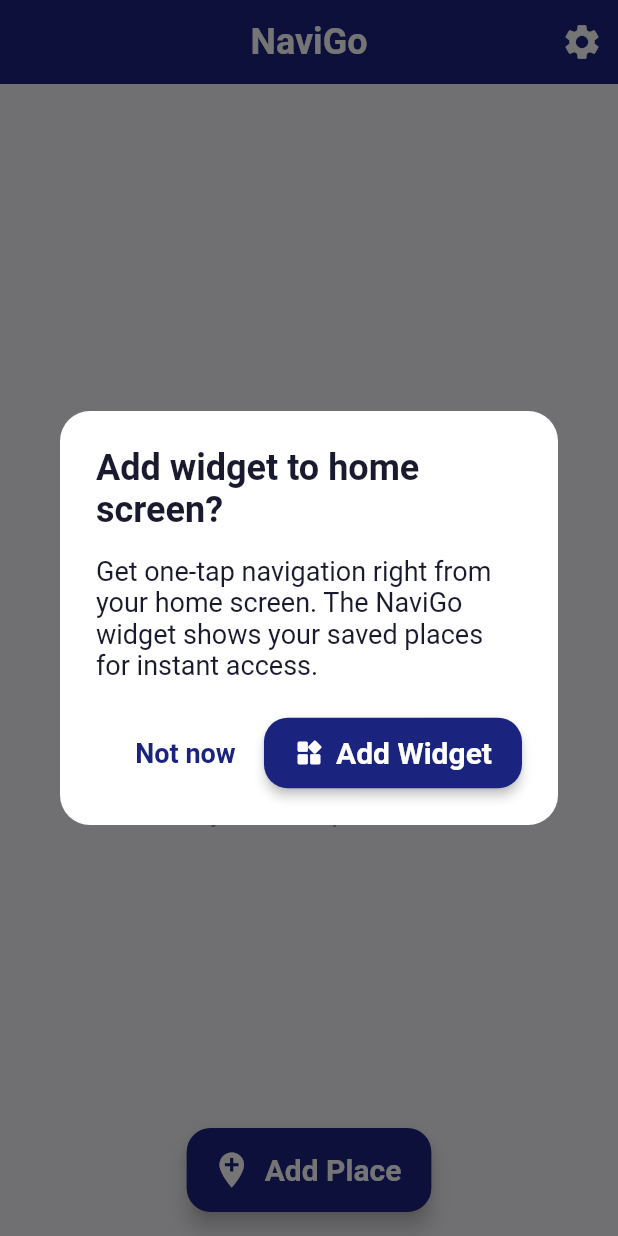
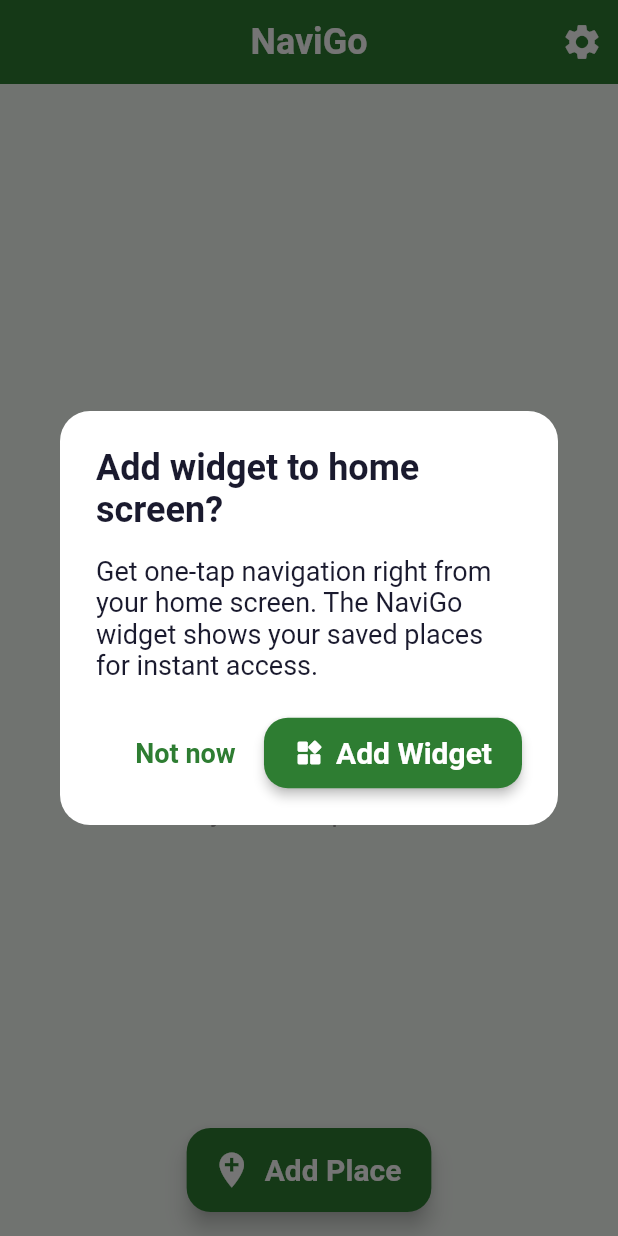
Before and after one commit to navigo-widget/location-shortcut-widget, a Flutter app: the screen it shows after launch, after a tap on "Add Place", on a phone screen of 412 x 824 dp. Run offline on Flutter 3.47's test engine with Material 3 defaults, Android fonts, the phone set to English and light mode, and no system bars; our stand-ins replace flutter_riverpod, go_router, hive_ce, hive_ce_flutter, share_plus; missing offline and left inert: home_widget; accounts and stored records are empty; generated files the repository leaves out were written again.

Commit message:
Apply metallic green theme across app and icon
Replace the indigo-blue brand palette with a metallic forest-green scheme:
- Brand primary: #2E7D32, light: #388E3C, surface: #1B5E20
- Dark mode: mint green (#69F0AE) primary, deep green surfaces/cards
- App icon background: #1B5E20, arrow accent: #A5D6A7 (mint)
- Frosted glass widget icon tint: #1B5E20
- Settings widget-style selected highlight: #E8F5E9 (light green)

Co-Authored-By: Claude Sonnet 4.6 <noreply@anthropic.com>

```diff
--- a/lib/screens/settings_screen.dart
+++ b/lib/screens/settings_screen.dart
@@ -415,7 +415,7 @@ class _WidgetStyleCard extends StatelessWidget {
             width: isSelected ? 2.5 : 1,
           ),
           color: isSelected
-              ? const Color(0xFFE3F2FD)
+              ? const Color(0xFFE8F5E9) // light green tint when selected
               : theme.cardTheme.color ?? theme.cardColor,
         ),
         padding: const EdgeInsets.all(12),
--- a/lib/theme/app_theme.dart
+++ b/lib/theme/app_theme.dart
@@ -1,15 +1,15 @@
 import 'package:flutter/material.dart';
 
 /// Senior-friendly theme: large fonts, high contrast, big touch targets.
-/// Supports both light and dark mode with a rich indigo-blue accent.
+/// Supports both light and dark mode with a metallic forest-green accent.
 class AppTheme {
   AppTheme._();
 
-  // Core brand color — deep indigo blue, works on both light and dark
-  static const Color brandBlue = Color(0xFF1A237E);
-  static const Color brandBlueLight = Color(0xFF3949AB);
-  static const Color brandBlueSurface = Color(0xFF283593);
-  static const Color accentOrange = Color(0xFFFF8F00);
+  // Core brand color — metallic forest green, works on both light and dark
+  static const Color brandBlue = Color(0xFF2E7D32);       // forest green (primary)
+  static const Color brandBlueLight = Color(0xFF388E3C);  // lighter green
+  static const Color brandBlueSurface = Color(0xFF1B5E20); // deep green
+  static const Color accentOrange = Color(0xFFFF8F00);    // amber accent (unchanged)
 
   // ─── Light Theme ───────────────────────────────────────────────
 
@@ -20,15 +20,15 @@ class AppTheme {
       colorScheme: const ColorScheme.light(
         primary: brandBlue,
         onPrimary: Colors.white,
-        primaryContainer: Color(0xFFC5CAE9),
+        primaryContainer: Color(0xFFC8E6C9), // light green tint
         secondary: accentOrange,
         onSecondary: Colors.black,
         error: Color(0xFFC62828),
         surface: Colors.white,
         onSurface: Color(0xFF1A1A2E),
-        surfaceContainerHighest: Color(0xFFF0F0F5),
+        surfaceContainerHighest: Color(0xFFF0F5F0), // faint green tint
       ),
-      scaffoldBackgroundColor: const Color(0xFFF5F5FA),
+      scaffoldBackgroundColor: const Color(0xFFF5FAF5), // faint green tint
       textTheme: _textTheme(const Color(0xFF1A1A2E), const Color(0xFF4A4A6A)),
       appBarTheme: const AppBarTheme(
         backgroundColor: brandBlue,
@@ -62,20 +62,20 @@ class AppTheme {
       useMaterial3: true,
       brightness: Brightness.dark,
       colorScheme: const ColorScheme.dark(
-        primary: Color(0xFF7986CB),
+        primary: Color(0xFF69F0AE),          // mint green
         onPrimary: Colors.black,
-        primaryContainer: brandBlue,
+        primaryContainer: brandBlueSurface,  // deep forest green
         secondary: accentOrange,
         onSecondary: Colors.black,
         error: Color(0xFFEF5350),
-        surface: Color(0xFF1E1E2E),
-        onSurface: Color(0xFFE8E8F0),
-        surfaceContainerHighest: Color(0xFF2A2A3E),
+        surface: Color(0xFF1A2318),          // very dark green-tinted surface
+        onSurface: Color(0xFFE8F5E9),        // soft green-white
+        surfaceContainerHighest: Color(0xFF243324), // dark green card
       ),
-      scaffoldBackgroundColor: const Color(0xFF121220),
-      textTheme: _textTheme(const Color(0xFFE8E8F0), const Color(0xFFB0B0CC)),
+      scaffoldBackgroundColor: const Color(0xFF101A10), // near-black green
+      textTheme: _textTheme(const Color(0xFFE8F5E9), const Color(0xFFA5D6A7)),
       appBarTheme: const AppBarTheme(
-        backgroundColor: Color(0xFF1A1A2E),
+        backgroundColor: Color(0xFF1B5E20),  // deep forest green
         foregroundColor: Colors.white,
         elevation: 0,
         centerTitle: true,
@@ -85,9 +85,9 @@ class AppTheme {
           color: Colors.white,
         ),
       ),
-      elevatedButtonTheme: _elevatedButtonTheme(const Color(0xFF3949AB)),
-      outlinedButtonTheme: _outlinedButtonTheme(const Color(0xFF7986CB)),
-      textButtonTheme: _textButtonTheme(const Color(0xFF7986CB)),
+      elevatedButtonTheme: _elevatedButtonTheme(brandBlueLight),   // #388E3C
+      outlinedButtonTheme: _outlinedButtonTheme(const Color(0xFF69F0AE)),
+      textButtonTheme: _textButtonTheme(const Color(0xFF69F0AE)),
       inputDecorationTheme: _inputDecorationThemeDark(),
       cardTheme: _cardThemeDark(),
       dialogTheme: _dialogTheme(const Color(0xFFE8E8F0)),
@@ -172,22 +172,22 @@ class AppTheme {
   static InputDecorationTheme _inputDecorationThemeDark() {
     return InputDecorationTheme(
       filled: true,
-      fillColor: const Color(0xFF2A2A3E),
+      fillColor: const Color(0xFF243324), // dark green card fill
       contentPadding: const EdgeInsets.symmetric(horizontal: 20, vertical: 20),
       border: OutlineInputBorder(
         borderRadius: BorderRadius.circular(12),
-        borderSide: const BorderSide(color: Color(0xFF4A4A6A), width: 2),
+        borderSide: const BorderSide(color: Color(0xFF2E5E2E), width: 2),
       ),
       enabledBorder: OutlineInputBorder(
         borderRadius: BorderRadius.circular(12),
-        borderSide: const BorderSide(color: Color(0xFF4A4A6A), width: 2),
+        borderSide: const BorderSide(color: Color(0xFF2E5E2E), width: 2),
       ),
       focusedBorder: OutlineInputBorder(
         borderRadius: BorderRadius.circular(12),
-        borderSide: const BorderSide(color: Color(0xFF7986CB), width: 2),
+        borderSide: const BorderSide(color: Color(0xFF69F0AE), width: 2),
       ),
-      labelStyle: const TextStyle(fontSize: 18, color: Color(0xFFB0B0CC)),
-      hintStyle: const TextStyle(fontSize: 18, color: Color(0xFF6A6A8A)),
+      labelStyle: const TextStyle(fontSize: 18, color: Color(0xFFA5D6A7)),
+      hintStyle: const TextStyle(fontSize: 18, color: Color(0xFF4A7A4A)),
     );
   }
 
@@ -202,7 +202,7 @@ class AppTheme {
   static CardThemeData _cardThemeDark() {
     return CardThemeData(
       elevation: 3,
-      color: const Color(0xFF1E1E2E),
+      color: const Color(0xFF1A2318), // dark green-tinted card
       shape: RoundedRectangleBorder(borderRadius: BorderRadius.circular(20)),
       margin: const EdgeInsets.all(8),
     );
```
Also changed, not shown: 3 other files.
